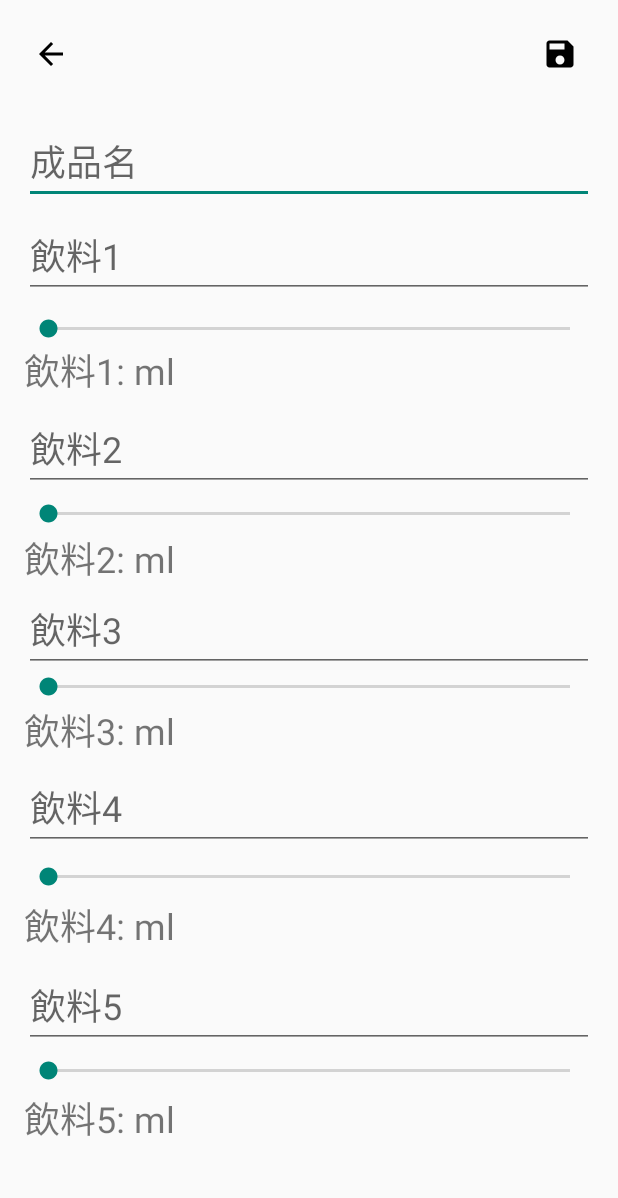
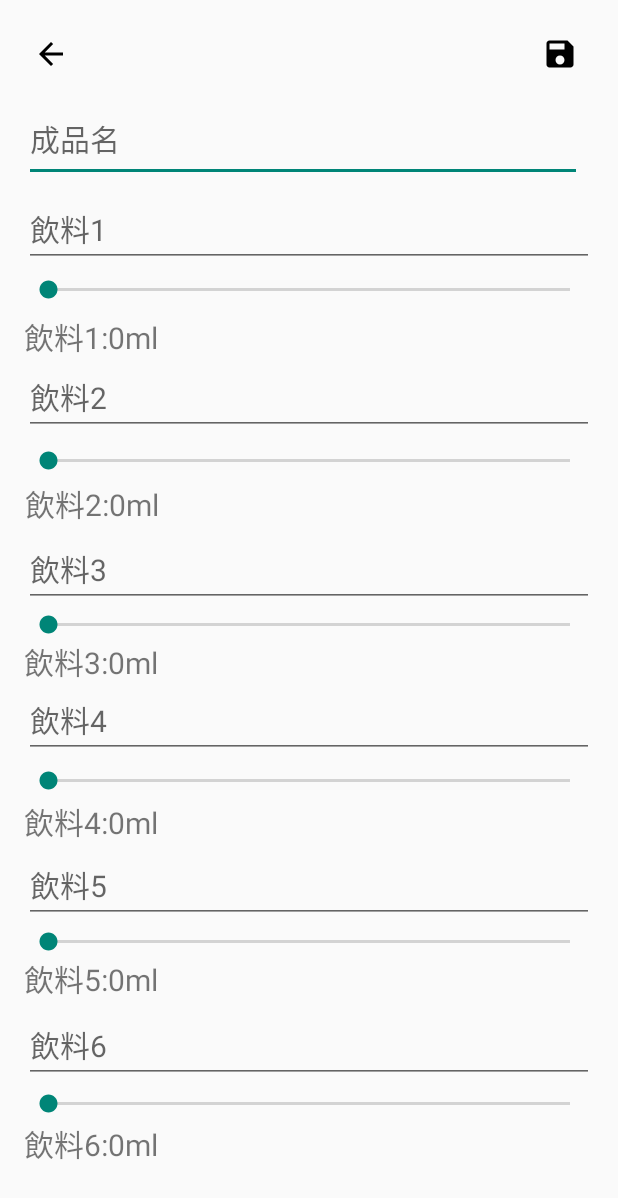
Before and after one commit to axhus56123/cocktailmachine, an Android app: the newlove screen opened directly, with no data from a screen before it, on a phone screen of 412 x 824 dp. Shown: the top 1198 px of the screen. Run offline under Robolectric (Android 15) with nearby library versions, the phone set to English and light mode, and no system bars; our stand-ins replace Firebase (no records; nobody signed in at launch, a user with empty details on screens opened directly).

Commit message:
send to firebase

```diff
--- a/app/src/main/java/com/example/wifitest/history.java
+++ b/app/src/main/java/com/example/wifitest/history.java
@@ -92,6 +92,7 @@ public class history extends AppCompatActivity {
                 holder.hisdrink3.setText(model.getHisdrink3()+"");
                 holder.hisdrink4.setText(model.getHisdrink4()+"");
                 holder.hisdrink5.setText(model.getHisdrink5()+"");
+                holder.hisdrink6.setText(model.getHisdrink6()+"");
                 holder.time.setText(model.getTime()+"");
             }
         };
@@ -104,7 +105,7 @@ public class history extends AppCompatActivity {
     }
     static class ProductsViewHolder extends  RecyclerView.ViewHolder{
 
-        private TextView hisdrink1,hisdrink2,hisdrink3,hisdrink4,hisdrink5,time;
+        private TextView hisdrink1,hisdrink2,hisdrink3,hisdrink4,hisdrink5,hisdrink6,time;
 
         public ProductsViewHolder(@NonNull View itemView){
             super(itemView);
@@ -113,6 +114,7 @@ public class history extends AppCompatActivity {
             hisdrink3 = itemView.findViewById(R.id.hisdrink3);
             hisdrink4 = itemView.findViewById(R.id.hisdrink4);
             hisdrink5 = itemView.findViewById(R.id.hisdrink5);
+            hisdrink6 = itemView.findViewById(R.id.hisdrink6);
             time = itemView.findViewById(R.id.histime);
         }
     }
--- a/app/src/main/java/com/example/wifitest/loveadapter.java
+++ b/app/src/main/java/com/example/wifitest/loveadapter.java
@@ -31,11 +31,13 @@ public class loveadapter extends FirestoreRecyclerAdapter<loveuser,loveadapter.l
         holder.lovedrink3.setText(model.getLovedrink3()+":");
         holder.lovedrink4.setText(model.getLovedrink4()+":");
         holder.lovedrink5.setText(model.getLovedrink5()+":");
+        holder.lovedrink6.setText(model.getLovedrink6()+":");
         holder.lovedrink1ml.setText(model.getLovedrink1ml()+"ml");
         holder.lovedrink2ml.setText(model.getLovedrink2ml()+"ml");
         holder.lovedrink3ml.setText(model.getLovedrink3ml()+"ml");
         holder.lovedrink4ml.setText(model.getLovedrink4ml()+"ml");
         holder.lovedrink5ml.setText(model.getLovedrink5ml()+"ml");
+        holder.lovedrink6ml.setText(model.getLovedrink6ml()+"ml");
     }
 
     @NonNull
@@ -50,7 +52,7 @@ public class loveadapter extends FirestoreRecyclerAdapter<loveuser,loveadapter.l
 
     class loveholder extends  RecyclerView.ViewHolder{
 
-        TextView lovename,lovedrink1,lovedrink2,lovedrink3,lovedrink4,lovedrink5,lovedrink1ml,lovedrink2ml,lovedrink3ml,lovedrink4ml,lovedrink5ml;
+        TextView lovename,lovedrink1,lovedrink2,lovedrink3,lovedrink4,lovedrink5,lovedrink6,lovedrink1ml,lovedrink2ml,lovedrink3ml,lovedrink4ml,lovedrink5ml,lovedrink6ml;
 
         public loveholder(@NonNull View itemView) {
             super(itemView);
@@ -60,11 +62,13 @@ public class loveadapter extends FirestoreRecyclerAdapter<loveuser,loveadapter.l
             lovedrink3ml = itemView.findViewById(R.id.lovedrink3ml);
             lovedrink4ml = itemView.findViewById(R.id.lovedrink4ml);
             lovedrink5ml = itemView.findViewById(R.id.lovedrink5ml);
+            lovedrink6ml = itemView.findViewById(R.id.lovedrink6ml);
             lovedrink1 = itemView.findViewById(R.id.lovedrink1);
             lovedrink2 = itemView.findViewById(R.id.lovedrink2);
             lovedrink3 = itemView.findViewById(R.id.lovedrink3);
             lovedrink4 = itemView.findViewById(R.id.lovedrink4);
             lovedrink5 = itemView.findViewById(R.id.lovedrink5);
+            lovedrink6 = itemView.findViewById(R.id.lovedrink6);
         }
     }
 }
--- a/app/src/main/java/com/example/wifitest/newlove.java
+++ b/app/src/main/java/com/example/wifitest/newlove.java
@@ -20,9 +20,9 @@ import com.google.firebase.firestore.CollectionReference;
 import com.google.firebase.firestore.FirebaseFirestore;
 
 public class newlove extends AppCompatActivity {
-    private EditText newlovename,newlove1,newlove2,newlove3,newlove4,newlove5;
-    private SeekBar newlove1ml,newlove2ml,newlove3ml,newlove4ml,newlove5ml;
-    private TextView newml1,newml2,newml3,newml4,newml5;
+    private EditText newlovename,newlove1,newlove2,newlove3,newlove4,newlove5,newlove6;
+    private SeekBar newlove1ml,newlove2ml,newlove3ml,newlove4ml,newlove5ml,newlove6ml;
+    private TextView newml1,newml2,newml3,newml4,newml5,newml6;
 
     private ImageButton back,save;
     FirebaseAuth auth = FirebaseAuth.getInstance();
@@ -41,16 +41,19 @@ public class newlove extends AppCompatActivity {
         newlove3 = findViewById(R.id.newlove3);
         newlove4 = findViewById(R.id.newlove4);
         newlove5 = findViewById(R.id.newlove5);
+        newlove6 = findViewById(R.id.newlove6);
         newlove1ml = findViewById(R.id.newlove1ml);
         newlove2ml = findViewById(R.id.newlove2ml);
         newlove3ml = findViewById(R.id.newlove3ml);
         newlove4ml = findViewById(R.id.newlove4ml);
         newlove5ml = findViewById(R.id.newlove5ml);
+        newlove6ml = findViewById(R.id.newlove6ml);
         newml1 = findViewById(R.id.newText1);
         newml2 = findViewById(R.id.newText2);
         newml3 = findViewById(R.id.newText3);
         newml4 = findViewById(R.id.newText4);
         newml5 = findViewById(R.id.newText5);
+        newml6 = findViewById(R.id.newText6);
 
         newlove1ml.setOnSeekBarChangeListener(new SeekBar.OnSeekBarChangeListener() {
             @Override
@@ -144,6 +147,24 @@ public class newlove extends AppCompatActivity {
 
             }
         });
+        newlove6ml.setOnSeekBarChangeListener(new SeekBar.OnSeekBarChangeListener() {
+            @Override
+            public void onProgressChanged(SeekBar seekBar, int progress, boolean fromUser) {
+                progress = progress / 10;
+                progress = progress * 10;
+                newml6.setText("飲料6:"+String.valueOf(progress)+"ml");
+            }
+
+            @Override
+            public void onStartTrackingTouch(SeekBar seekBar) {
+
+            }
+
+            @Override
+            public void onStopTrackingTouch(SeekBar seekBar) {
+
+            }
+        });
 
         back.setOnClickListener(new View.OnClickListener() {
             @Override
@@ -169,15 +190,17 @@ public class newlove extends AppCompatActivity {
         String lovedrink3 = newlove3.getText().toString();
         String lovedrink4 = newlove4.getText().toString();
         String lovedrink5 = newlove5.getText().toString();
+        String lovedrink6 = newlove6.getText().toString();
         String lovedrink1ml = String.valueOf(newlove1ml.getProgress()/10*10);
         String lovedrink2ml = String.valueOf(newlove2ml.getProgress()/10*10);
         String lovedrink3ml = String.valueOf(newlove3ml.getProgress()/10*10);
         String lovedrink4ml = String.valueOf(newlove4ml.getProgress()/10*10);
         String lovedrink5ml = String.valueOf(newlove5ml.getProgress()/10*10);
+        String lovedrink6ml = String.valueOf(newlove6ml.getProgress()/10*10);
 
         CollectionReference love = FirebaseFirestore.getInstance()
                 .collection("love:" + currentuser.getEmail());
-        love.add(new loveuser(lovename, lovedrink1, lovedrink2, lovedrink3,lovedrink4 ,lovedrink5, lovedrink1ml, lovedrink2ml, lovedrink3ml,lovedrink4ml,lovedrink5ml));
+        love.add(new loveuser(lovename, lovedrink1, lovedrink2, lovedrink3,lovedrink4 ,lovedrink5,lovedrink6, lovedrink1ml, lovedrink2ml, lovedrink3ml,lovedrink4ml,lovedrink5ml,lovedrink6ml));
 
         startActivity(new Intent(newlove.this,lovedrink.class));
     }
--- a/app/src/main/res/layout/activity_newlove.xml
+++ b/app/src/main/res/layout/activity_newlove.xml
@@ -39,17 +39,17 @@
 
     <EditText
         android:id="@+id/newlovename"
-        android:layout_width="match_parent"
-        android:layout_height="wrap_content"
+        android:layout_width="372dp"
+        android:layout_height="57dp"
         android:hint="成品名"
         android:inputType="text"
-        android:textSize="24sp"
+        android:textSize="20sp"
         app:layout_constraintBottom_toBottomOf="parent"
         app:layout_constraintEnd_toEndOf="parent"
         app:layout_constraintHorizontal_bias="0.0"
         app:layout_constraintStart_toStartOf="parent"
         app:layout_constraintTop_toTopOf="parent"
-        app:layout_constraintVertical_bias="0.086"
+        app:layout_constraintVertical_bias="0.065"
         tools:ignore="TouchTargetSizeCheck" />
 
     <EditText
@@ -58,12 +58,13 @@
         android:layout_height="wrap_content"
         android:hint="飲料1"
         android:inputType="text"
-        android:textSize="24sp"
+        android:textSize="20sp"
         app:layout_constraintBottom_toBottomOf="parent"
         app:layout_constraintEnd_toEndOf="parent"
+        app:layout_constraintHorizontal_bias="0.281"
         app:layout_constraintStart_toStartOf="parent"
         app:layout_constraintTop_toTopOf="parent"
-        app:layout_constraintVertical_bias="0.171"
+        app:layout_constraintVertical_bias="0.15"
         tools:ignore="TouchTargetSizeCheck" />
 
     <EditText
@@ -72,13 +73,12 @@
         android:layout_height="wrap_content"
         android:hint="飲料2"
         android:inputType="text"
-        android:textSize="24sp"
+        android:textSize="20sp"
         app:layout_constraintBottom_toBottomOf="parent"
         app:layout_constraintEnd_toEndOf="parent"
-        app:layout_constraintHorizontal_bias="0.0"
         app:layout_constraintStart_toStartOf="parent"
         app:layout_constraintTop_toTopOf="parent"
-        app:layout_constraintVertical_bias="0.346" />
+        app:layout_constraintVertical_bias="0.301" />
 
     <EditText
         android:id="@+id/newlove3"
@@ -86,13 +86,12 @@
         android:layout_height="wrap_content"
         android:hint="飲料3"
         android:inputType="text"
-        android:textSize="24sp"
+        android:textSize="20sp"
         app:layout_constraintBottom_toBottomOf="parent"
         app:layout_constraintEnd_toEndOf="parent"
-        app:layout_constraintHorizontal_bias="0.0"
         app:layout_constraintStart_toStartOf="parent"
         app:layout_constraintTop_toTopOf="parent"
-        app:layout_constraintVertical_bias="0.51" />
+        app:layout_constraintVertical_bias="0.456" />
 
     <EditText
         android:id="@+id/newlove4"
@@ -100,13 +99,13 @@
         android:layout_height="wrap_content"
         android:hint="飲料4"
         android:inputType="text"
-        android:textSize="24sp"
+        android:textSize="20sp"
         app:layout_constraintBottom_toBottomOf="parent"
         app:layout_constraintEnd_toEndOf="parent"
         app:layout_constraintHorizontal_bias="0.0"
         app:layout_constraintStart_toStartOf="parent"
         app:layout_constraintTop_toTopOf="parent"
-        app:layout_constraintVertical_bias="0.672" />
+        app:layout_constraintVertical_bias="0.592" />
 
     <EditText
         android:id="@+id/newlove5"
@@ -114,13 +113,28 @@
         android:layout_height="wrap_content"
         android:hint="飲料5"
         android:inputType="text"
-        android:textSize="24sp"
+        android:textSize="20sp"
         app:layout_constraintBottom_toBottomOf="parent"
         app:layout_constraintEnd_toEndOf="parent"
         app:layout_constraintHorizontal_bias="0.0"
         app:layout_constraintStart_toStartOf="parent"
         app:layout_constraintTop_toTopOf="parent"
-        app:layout_constraintVertical_bias="0.851" />
+        app:layout_constraintVertical_bias="0.74"
+        tools:ignore="DuplicateClickableBoundsCheck" />
+
+    <EditText
+        android:id="@+id/newlove6"
+        android:layout_width="match_parent"
+        android:layout_height="wrap_content"
+        android:hint="飲料6"
+        android:inputType="text"
+        android:textSize="20sp"
+        app:layout_constraintBottom_toBottomOf="parent"
+        app:layout_constraintEnd_toEndOf="parent"
+        app:layout_constraintHorizontal_bias="0.0"
+        app:layout_constraintStart_toStartOf="parent"
+        app:layout_constraintTop_toTopOf="parent"
+        app:layout_constraintVertical_bias="0.884" />
 
     <SeekBar
         android:id="@+id/newlove1ml"
@@ -132,20 +146,20 @@
         app:layout_constraintHorizontal_bias="0.0"
         app:layout_constraintStart_toStartOf="parent"
         app:layout_constraintTop_toTopOf="parent"
-        app:layout_constraintVertical_bias="0.251" />
+        app:layout_constraintVertical_bias="0.217" />
 
     <TextView
         android:id="@+id/newText1"
         android:layout_width="wrap_content"
         android:layout_height="wrap_content"
-        android:text="飲料1: ml"
-        android:textSize="24sp"
+        android:text="飲料1:0ml"
+        android:textSize="20sp"
         app:layout_constraintBottom_toBottomOf="parent"
         app:layout_constraintEnd_toEndOf="parent"
         app:layout_constraintHorizontal_bias="0.0"
         app:layout_constraintStart_toStartOf="parent"
         app:layout_constraintTop_toTopOf="parent"
-        app:layout_constraintVertical_bias="0.281" />
+        app:layout_constraintVertical_bias="0.254" />
 
     <SeekBar
         android:id="@+id/newlove2ml"
@@ -154,9 +168,10 @@
         android:max="250"
         app:layout_constraintBottom_toBottomOf="parent"
         app:layout_constraintEnd_toEndOf="parent"
+        app:layout_constraintHorizontal_bias="0.281"
         app:layout_constraintStart_toStartOf="parent"
         app:layout_constraintTop_toTopOf="parent"
-        app:layout_constraintVertical_bias="0.41" />
+        app:layout_constraintVertical_bias="0.364" />
 
     <SeekBar
         android:id="@+id/newlove3ml"
@@ -165,12 +180,12 @@
         android:max="250"
         app:layout_constraintBottom_toBottomOf="parent"
         app:layout_constraintEnd_toEndOf="parent"
-        app:layout_constraintHorizontal_bias="0.0"
+        app:layout_constraintHorizontal_bias="0.281"
         app:layout_constraintStart_toStartOf="parent"
         app:layout_constraintTop_toTopOf="parent"
-        app:layout_constraintVertical_bias="0.559" />
+        app:layout_constraintVertical_bias="0.506" />
 
-   <SeekBar
+    <SeekBar
         android:id="@+id/newlove4ml"
         android:layout_width="match_parent"
         android:layout_height="wrap_content"
@@ -180,7 +195,7 @@
         app:layout_constraintHorizontal_bias="0.0"
         app:layout_constraintStart_toStartOf="parent"
         app:layout_constraintTop_toTopOf="parent"
-        app:layout_constraintVertical_bias="0.723" />
+        app:layout_constraintVertical_bias="0.64" />
 
     <SeekBar
         android:id="@+id/newlove5ml"
@@ -192,58 +207,83 @@
         app:layout_constraintHorizontal_bias="0.0"
         app:layout_constraintStart_toStartOf="parent"
         app:layout_constraintTop_toTopOf="parent"
-        app:layout_constraintVertical_bias="0.89" />
+        app:layout_constraintVertical_bias="0.779" />
+
+    <SeekBar
+        android:id="@+id/newlove6ml"
+        android:layout_width="match_parent"
+        android:layout_height="wrap_content"
+        android:max="250"
+        app:layout_constraintBottom_toBottomOf="parent"
+        app:layout_constraintEnd_toEndOf="parent"
+        app:layout_constraintHorizontal_bias="0.281"
+        app:layout_constraintStart_toStartOf="parent"
+        app:layout_constraintTop_toTopOf="parent"
+        app:layout_constraintVertical_bias="0.918" />
 
     <TextView
         android:id="@+id/newText2"
         android:layout_width="wrap_content"
         android:layout_height="wrap_content"
-        android:text="飲料2: ml"
-        android:textSize="24sp"
+        android:text="飲料2:0ml"
+        android:textSize="20sp"
+        app:layout_constraintBottom_toBottomOf="parent"
+        app:layout_constraintEnd_toEndOf="parent"
+        app:layout_constraintHorizontal_bias="0.003"
+        app:layout_constraintStart_toStartOf="parent"
+        app:layout_constraintTop_toTopOf="parent"
+        app:layout_constraintVertical_bias="0.4" />
+
+    <TextView
+        android:id="@+id/newText3"
+        android:layout_width="wrap_content"
+        android:layout_height="wrap_content"
+        android:text="飲料3:0ml"
+        android:textSize="20sp"
         app:layout_constraintBottom_toBottomOf="parent"
         app:layout_constraintEnd_toEndOf="parent"
         app:layout_constraintHorizontal_bias="0.0"
         app:layout_constraintStart_toStartOf="parent"
         app:layout_constraintTop_toTopOf="parent"
-        app:layout_constraintVertical_bias="0.447" />
+        app:layout_constraintVertical_bias="0.538" />
 
     <TextView
-        android:id="@+id/newText3"
+        android:id="@+id/newText4"
         android:layout_width="wrap_content"
         android:layout_height="wrap_content"
-        android:text="飲料3: ml"
-        android:textSize="24sp"
+        android:text="飲料4:0ml"
+        android:textSize="20sp"
         app:layout_constraintBottom_toBottomOf="parent"
         app:layout_constraintEnd_toEndOf="parent"
         app:layout_constraintHorizontal_bias="0.0"
         app:layout_constraintStart_toStartOf="parent"
         app:layout_constraintTop_toTopOf="parent"
-        app:layout_constraintVertical_bias="0.599" />
+        app:layout_constraintVertical_bias="0.678" />
 
     <TextView
-        android:id="@+id/newText4"
+        android:id="@+id/newText5"
         android:layout_width="wrap_content"
         android:layout_height="wrap_content"
-        android:text="飲料4: ml"
-        android:textSize="24sp"
+        android:text="飲料5:0ml"
+        android:textSize="20sp"
         app:layout_constraintBottom_toBottomOf="parent"
         app:layout_constraintEnd_toEndOf="parent"
         app:layout_constraintHorizontal_bias="0.0"
         app:layout_constraintStart_toStartOf="parent"
         app:layout_constraintTop_toTopOf="parent"
-        app:layout_constraintVertical_bias="0.771" />
+        app:layout_constraintVertical_bias="0.815" />
 
     <TextView
-        android:id="@+id/newText5"
+        android:id="@+id/newText6"
         android:layout_width="wrap_content"
         android:layout_height="wrap_content"
-        android:text="飲料5: ml"
-        android:textSize="24sp"
+        android:text="飲料6:0ml"
+        android:textSize="20sp"
         app:layout_constraintBottom_toBottomOf="parent"
         app:layout_constraintEnd_toEndOf="parent"
         app:layout_constraintHorizontal_bias="0.0"
         app:layout_constraintStart_toStartOf="parent"
         app:layout_constraintTop_toTopOf="parent"
-        app:layout_constraintVertical_bias="0.941" />
+        app:layout_constraintVertical_bias="0.96" />
 
 </androidx.constraintlayout.widget.ConstraintLayout>
```
Also changed, not shown: app/src/main/java/com/example/wifitest/drink.java (+32 -5 lines), app/src/main/java/com/example/wifitest/hisuser.java (+9 -2 lines), app/src/main/java/com/example/wifitest/loveuser.java (+21 -3 lines), app/src/main/res/layout/activity_drink.xml (+50 -23 lines), app/src/main/res/layout/item.xml (+23 -0 lines), app/src/main/res/layout/love_item.xml (+23 -0 lines).
